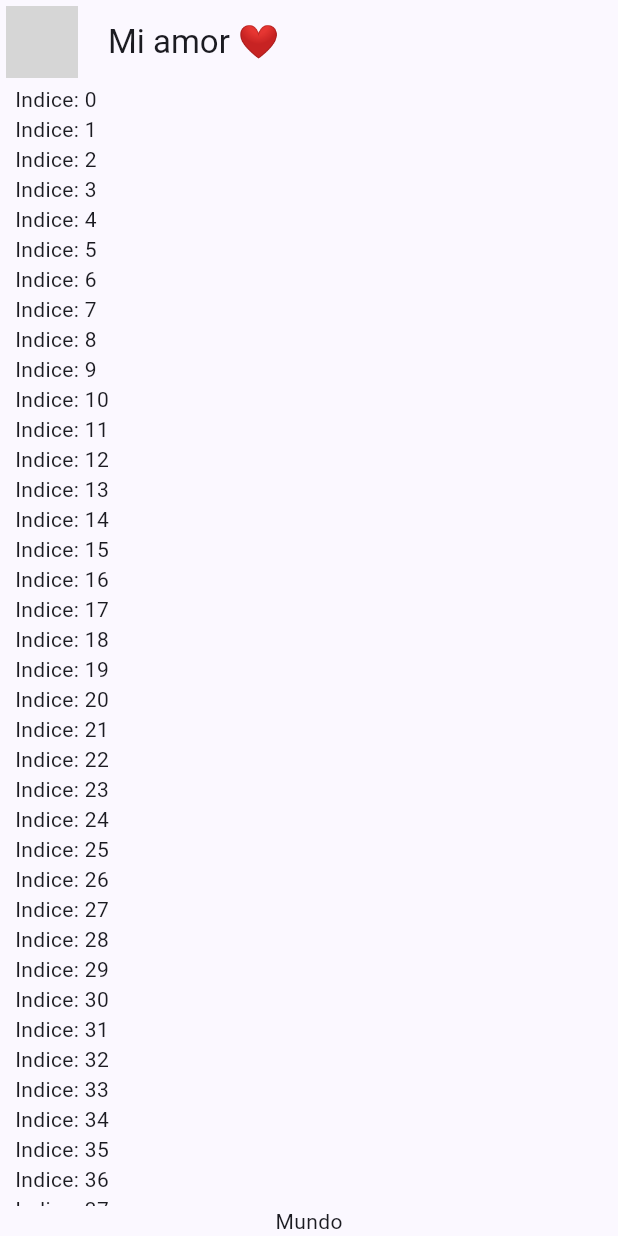
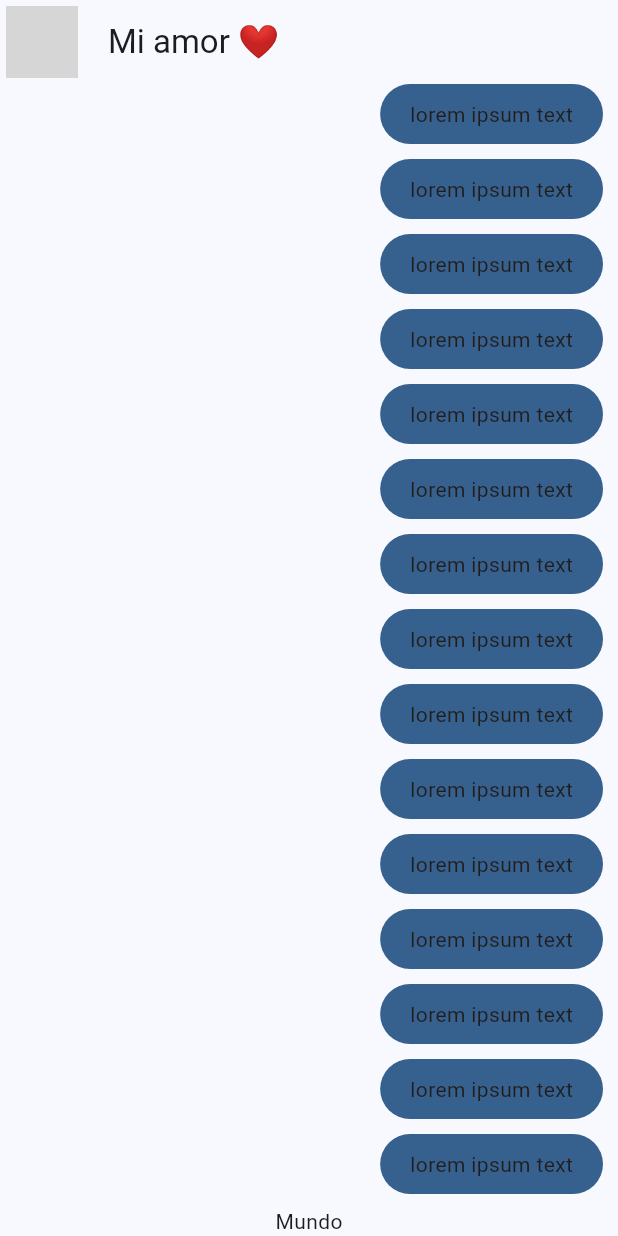
Before and after one commit to AndrexMed/yes_no_app, a Flutter app: the screen it shows after launch, on a phone screen of 412 x 824 dp. Run offline on Flutter 3.47's test engine with Material 3 defaults, Android fonts, the phone set to English and light mode, and no system bars; network calls fail; grey boxes are pictures that could not be loaded.

Commit message:
Mis mensajes burbuja de chat

```diff
--- a/lib/main.dart
+++ b/lib/main.dart
@@ -1,6 +1,6 @@
 import 'package:flutter/material.dart';
 import 'package:yes_no_app/config/theme/app_theme.dart';
-import 'package:yes_no_app/presentation/chat/chat_screen.dart';
+import 'package:yes_no_app/presentation/screens/chat/chat_screen.dart';
 
 void main() => runApp(const MyApp());
 
@@ -12,7 +12,7 @@ class MyApp extends StatelessWidget {
     return MaterialApp(
       title: 'Yes No App',
       debugShowCheckedModeBanner: false,
-      theme: AppTheme(selectedColor: 4).theme(),
+      theme: AppTheme(selectedColor: 1).theme(),
       home: const ChatScreen(),
     );
   }
--- a/lib/presentation/chat/chat_screen.dart
+++ b/lib/presentation/screens/chat/chat_screen.dart
@@ -1,4 +1,5 @@
 import 'package:flutter/material.dart';
+import 'package:yes_no_app/presentation/widgets/chat/my_message_bubble.dart';
 
 class ChatScreen extends StatelessWidget {
   const ChatScreen({super.key});
@@ -38,7 +39,7 @@ class _ChatView extends StatelessWidget {
                 child: ListView.builder(
               itemCount: 100,
               itemBuilder: (context, index) {
-                return Text('Indice: $index');
+                return MyMessageBubble();
               },
             )),
             Text('Mundo')
--- /dev/null
+++ b/lib/presentation/widgets/chat/my_message_bubble.dart
@@ -0,0 +1,27 @@
+import 'package:flutter/material.dart';
+
+class MyMessageBubble extends StatelessWidget {
+  const MyMessageBubble({super.key});
+
+  @override
+  Widget build(BuildContext context) {
+    final colors = Theme.of(context).colorScheme;
+    return Column(
+      crossAxisAlignment: CrossAxisAlignment.end,
+      children: [
+        Container(
+          decoration: BoxDecoration(
+              color: colors.primary, borderRadius: BorderRadius.circular(20)),
+          child: const Padding(
+            padding: EdgeInsets.symmetric(horizontal: 20, vertical: 10),
+            child: Text(
+              'lorem ipsum text',
+              style: TextStyle(color: Color.fromARGB(255, 34, 29, 29)),
+            ),
+          ),
+        ),
+        const SizedBox(height: 10)
+      ],
+    );
+  }
+}
```
